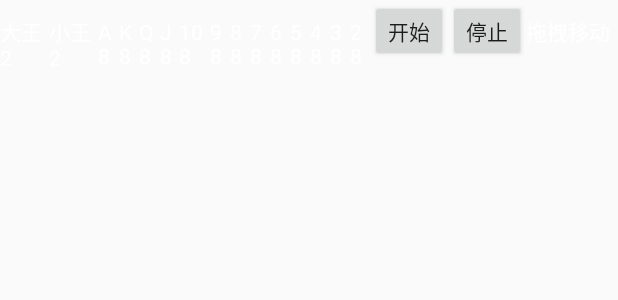
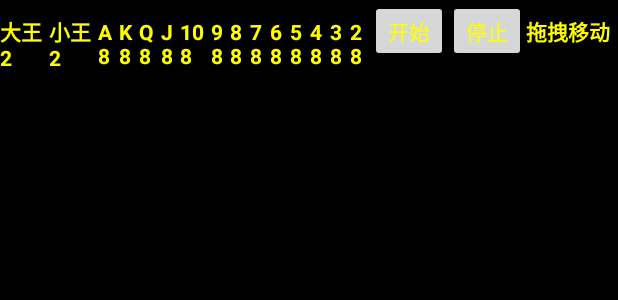
Before and after one commit to 2779606141/ncnn-android-yolov8-guandan, an Android app: the layout floating_layout.xml on its own in the app's theme, with its tools: preview values and no code run, on a phone screen of 412 x 824 dp. Shown: the top 300 px of the screen. Run offline under Robolectric (Android 15) with nearby library versions, the phone set to English and light mode, and no system bars.

```diff
--- a/app/src/main/res/layout/floating_layout.xml
+++ b/app/src/main/res/layout/floating_layout.xml
@@ -3,131 +3,145 @@
     xmlns:app="http://schemas.android.com/apk/res-auto"
     xmlns:tools="http://schemas.android.com/tools"
     android:layout_width="match_parent"
-    android:layout_height="match_parent">
+    android:layout_height="match_parent"
+    android:background="#000000">
+
     <LinearLayout
         android:layout_width="match_parent"
         android:layout_height="match_parent"
         android:orientation="horizontal">
 
-
+        <TextView
+            android:id="@+id/textView14"
+            android:layout_width="wrap_content"
+            android:layout_height="wrap_content"
+            android:layout_weight="1"
+            android:text="大王\n2"
+            android:textColor="#FFFF00"
+            android:textStyle="bold" />
         <TextView
             android:id="@+id/textView15"
             android:layout_width="wrap_content"
             android:layout_height="wrap_content"
             android:layout_weight="1"
-            android:text="大王\n2"
-            android:textColor="#FFFFFF" />
-        <TextView
-            android:id="@+id/textView14"
-            android:layout_width="wrap_content"
-            android:layout_height="wrap_content"
-            android:layout_weight="1"
             android:text="小王\n2"
-            android:textColor="#FFFFFF" />
+            android:textColor="#FFFF00"
+            android:textStyle="bold" />
 
         <TextView
             android:id="@+id/textView1"
             android:layout_width="wrap_content"
             android:layout_height="wrap_content"
             android:layout_weight="1"
-            android:textColor="#FFFFFF"
-            android:text="A\n8" />
+            android:textColor="#FFFF00"
+            android:text="A\n8"
+            android:textStyle="bold" />
         <TextView
             android:id="@+id/textView13"
             android:layout_width="wrap_content"
             android:layout_height="wrap_content"
             android:layout_weight="1"
-            android:textColor="#FFFFFF"
-            android:text="K\n8" />
+            android:textColor="#FFFF00"
+            android:text="K\n8"
+            android:textStyle="bold" />
 
         <TextView
             android:id="@+id/textView12"
             android:layout_width="wrap_content"
             android:layout_height="wrap_content"
             android:layout_weight="1"
-            android:textColor="#FFFFFF"
-            android:text="Q\n8" />
+            android:textColor="#FFFF00"
+            android:text="Q\n8"
+            android:textStyle="bold" />
 
         <TextView
             android:id="@+id/textView11"
             android:layout_width="wrap_content"
             android:layout_height="wrap_content"
             android:layout_weight="1"
-            android:textColor="#FFFFFF"
-            android:text="J\n8" />
+            android:textColor="#FFFF00"
+            android:text="J\n8"
+            android:textStyle="bold" />
 
         <TextView
             android:id="@+id/textView10"
             android:layout_width="wrap_content"
             android:layout_height="wrap_content"
             android:layout_weight="1"
-            android:textColor="#FFFFFF"
-            android:text="10\n8" />
+            android:textColor="#FFFF00"
+            android:text="10\n8"
+            android:textStyle="bold" />
 
         <TextView
             android:id="@+id/textView9"
             android:layout_width="wrap_content"
             android:layout_height="wrap_content"
             android:layout_weight="1"
-            android:textColor="#FFFFFF"
-            android:text="9\n8" />
+            android:textColor="#FFFF00"
+            android:text="9\n8"
+            android:textStyle="bold" />
 
         <TextView
             android:id="@+id/textView8"
             android:layout_width="wrap_content"
             android:layout_height="wrap_content"
             android:layout_weight="1"
-            android:textColor="#FFFFFF"
-            android:text="8\n8" />
+            android:textColor="#FFFF00"
+            android:text="8\n8"
+            android:textStyle="bold" />
 
         <TextView
             android:id="@+id/textView7"
             android:layout_width="wrap_content"
             android:layout_height="wrap_content"
             android:layout_weight="1"
-            android:textColor="#FFFFFF"
-            android:text="7\n8" />
+            android:textColor="#FFFF00"
+            android:text="7\n8"
+            android:textStyle="bold" />
 
         <TextView
             android:id="@+id/textView6"
             android:layout_width="wrap_content"
             android:layout_height="wrap_content"
             android:layout_weight="1"
-            android:textColor="#FFFFFF"
-            android:text="6\n8" />
+            android:textColor="#FFFF00"
+            android:text="6\n8"
+            android:textStyle="bold" />
 
         <TextView
             android:id="@+id/textView5"
             android:layout_width="wrap_content"
             android:layout_height="wrap_content"
             android:layout_weight="1"
-            android:textColor="#FFFFFF"
-            android:text="5\n8" />
+            android:textColor="#FFFF00"
+            android:text="5\n8"
+            android:textStyle="bold" />
 
         <TextView
             android:id="@+id/textView4"
             android:layout_width="wrap_content"
             android:layout_height="wrap_content"
             android:layout_weight="1"
-            android:textColor="#FFFFFF"
-            android:text="4\n8" />
+            android:textColor="#FFFF00"
+            android:text="4\n8"
+            android:textStyle="bold" />
 
         <TextView
             android:id="@+id/textView3"
             android:layout_width="wrap_content"
             android:layout_height="wrap_content"
             android:layout_weight="1"
-            android:textColor="#FFFFFF"
-            android:text="3\n8" />
+            android:textColor="#FFFF00"
+            android:text="3\n8"
+            android:textStyle="bold" />
         <TextView
             android:id="@+id/textView2"
             android:layout_width="wrap_content"
             android:layout_height="wrap_content"
             android:layout_weight="1"
-            android:textColor="#FFFFFF"
-            android:text="2\n8" />
-
-
+            android:textColor="#FFFF00"
+            android:text="2\n8"
+            android:textStyle="bold" />
 
         <Button
             android:id="@+id/startButton"
@@ -135,6 +149,7 @@
             android:layout_height="wrap_content"
             android:minWidth="0dip"
             android:minHeight="0dip"
+            android:textColor="#FFFF00"
             android:text="开始" />
 
         <Button
@@ -143,16 +158,17 @@
             android:layout_height="wrap_content"
             android:minWidth="0dip"
             android:minHeight="0dip"
+            android:textColor="#FFFF00"
             android:text="停止" />
-
 
         <TextView
             android:id="@+id/textView"
             android:layout_width="wrap_content"
             android:layout_height="wrap_content"
             android:layout_weight="1"
-            android:textColor="#FFFFFF"
-            android:text="拖拽移动" />
+            android:textColor="#FFFF00"
+            android:text="拖拽移动"
+            android:textStyle="bold" />
 
     </LinearLayout>
 </androidx.constraintlayout.widget.ConstraintLayout>
```
Also changed, not shown: app/src/main/java/com/tencent/yolov8ncnn/FloatingWindowService.java (+53 -67 lines), 5 other files.
